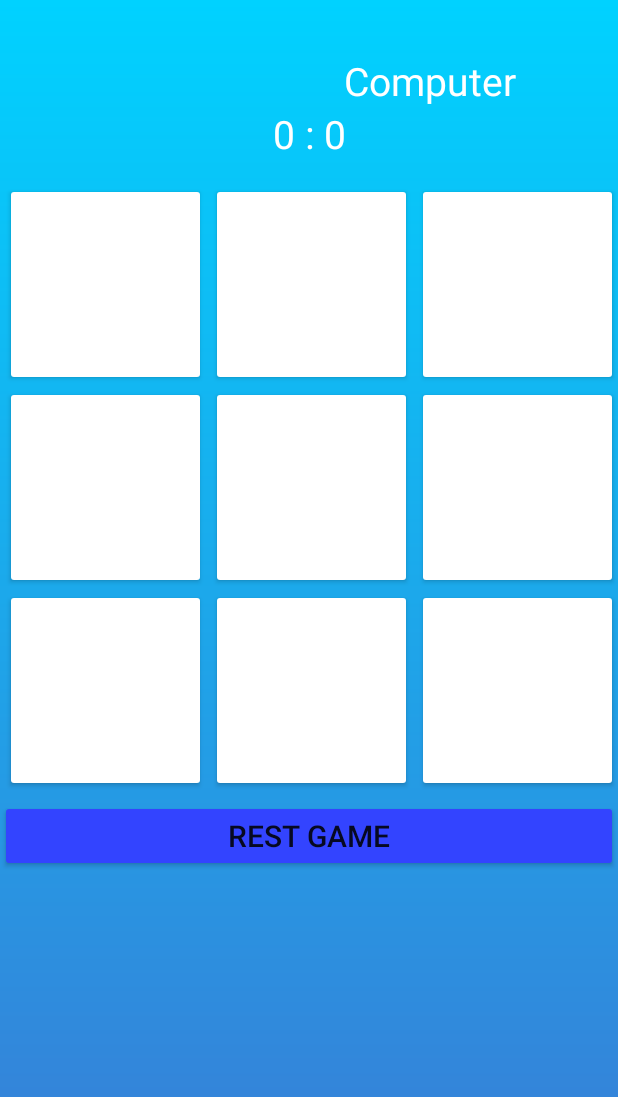
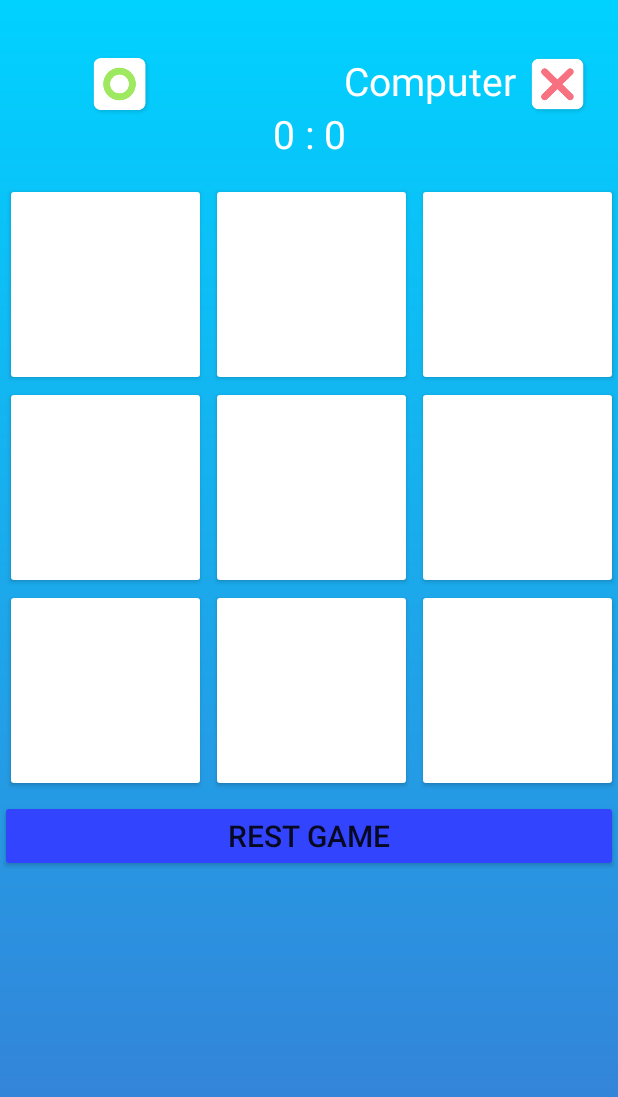
Before and after one commit to Ashraf-Khaled-2005/XO_Game-android--Java-, an Android app: the Computerscreen screen opened directly, with no data from a screen before it, on a phone screen of 412 x 824 dp. Shown: the top 1097 px of the screen. Run offline under Robolectric (Android 15) with nearby library versions, the phone set to English and light mode, and no system bars; 1 statement that could not run was skipped.

Commit message:
Refactor My code

```diff
--- a/app/src/main/java/com/example/xogame/Computerscreen.java
+++ b/app/src/main/java/com/example/xogame/Computerscreen.java
@@ -21,6 +21,8 @@ public class Computerscreen extends AppCompatActivity implements View.OnClickLis
     MediaPlayer player;
     TextView playerstatus;
     Drawable defaultBackground;
+    ImageView player1kind,player2kind;
+
     private ImageView gifImageView;
 private  Shared_pref sharedPref;
 
@@ -54,7 +56,8 @@ private  Shared_pref sharedPref;
         player2=findViewById(R.id.player2_com);
         Intent intent = getIntent();
         gifImageView = findViewById(R.id.gif_com);
-
+        player1kind=findViewById(R.id.player1kind_com);
+        player2kind=findViewById(R.id.player2kind_com);
 
         // Get the extras passed from the previous activity
          selected = intent.getStringExtra("select");
@@ -65,6 +68,15 @@ private  Shared_pref sharedPref;
             int resID = getResources().getIdentifier(btnID, "id", getPackageName());
             btns[i] = findViewById(resID);
             btns[i].setOnClickListener(this); // Set the OnClickListener for each button
+
+        }
+        if(selected.equals("x")){
+            player1kind.setImageResource(R.drawable.groupx);
+            player2kind.setImageResource(R.drawable.groupo);
+        }else{
+            player1kind.setImageResource(R.drawable.groupo);
+            player2kind.setImageResource(R.drawable.groupx);
+
 
         }
 
--- a/app/src/main/java/com/example/xogame/StartingPage.java
+++ b/app/src/main/java/com/example/xogame/StartingPage.java
@@ -49,7 +49,7 @@ if(musicOn){
             @Override
             public void onClick(View view) {
                 finish();
-                player.pause();
+                stopService(new Intent(getBaseContext(), MediaPlayerService.class));
             }
         });
 
--- a/app/src/main/res/layout/activity_computerscreen.xml
+++ b/app/src/main/res/layout/activity_computerscreen.xml
@@ -226,4 +226,26 @@
         app:layout_constraintTop_toTopOf="parent"
         app:layout_constraintBottom_toBottomOf="parent"
         android:src="@drawable/win" />
+
+
+
+    <ImageView
+        android:id="@+id/player1kind_com"
+        android:layout_width="41dp"
+        android:layout_height="42dp"
+        android:layout_marginStart="16dp"
+        android:layout_marginTop="36dp"
+        app:layout_constraintStart_toEndOf="@+id/player1_com"
+        app:layout_constraintTop_toTopOf="parent"
+        app:srcCompat="@drawable/groupx" />
+
+    <ImageView
+        android:id="@+id/player2kind_com"
+        android:layout_width="41dp"
+        android:layout_height="42dp"
+        android:layout_marginStart="8dp"
+        android:layout_marginTop="36dp"
+        app:layout_constraintStart_toEndOf="@+id/player2_com"
+        app:layout_constraintTop_toTopOf="parent"
+        app:srcCompat="@drawable/groupx" />
 </androidx.constraintlayout.widget.ConstraintLayout>
```
Also changed, not shown: app/src/main/java/com/example/xogame/friend_screen.java (+13 -1 lines), app/src/main/res/layout/activity_friend_screen.xml (+20 -0 lines), app/src/main/res/layout/activity_setting_screen.xml (+4 -4 lines).
